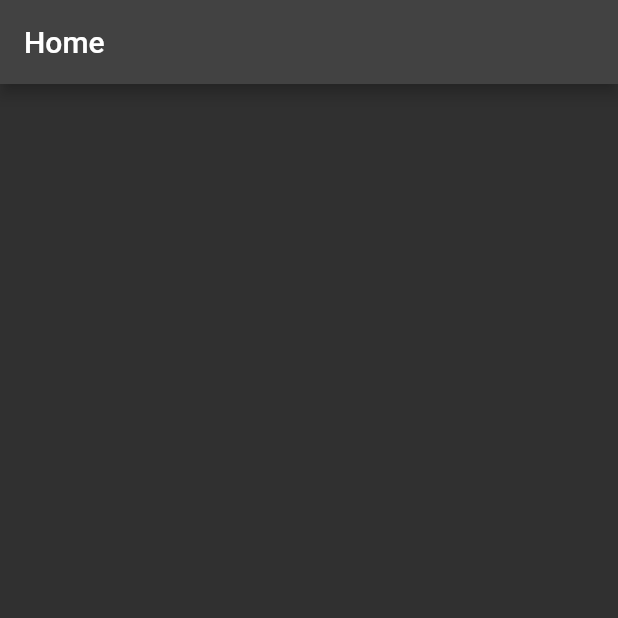
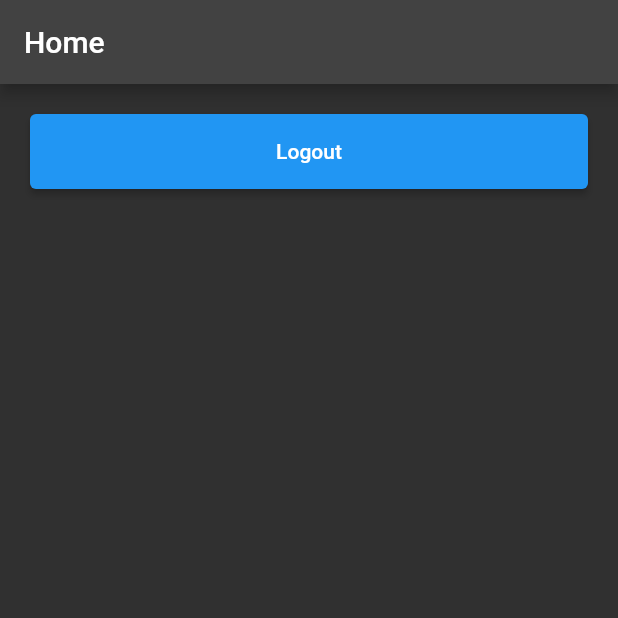
Before and after one commit to MaiHoangLong/flutter_firebase, a Flutter app: the screen it shows once a user with an empty profile is signed in, on a phone screen of 412 x 824 dp, the top half of it. Run offline on Flutter 3.47's test engine with Material 2 defaults, Android fonts, the phone set to English and light mode, and no system bars; our stand-ins replace firebase_auth, firebase_core; accounts and stored records are empty.

Commit message:
create logout

```diff
--- a/lib/pages/home.dart
+++ b/lib/pages/home.dart
@@ -1,3 +1,5 @@
+import 'package:firebase_auth/firebase_auth.dart';
+import 'package:firebase_core/firebase_core.dart';
 import 'package:flutter/material.dart';
 
 class Home extends StatelessWidget {
@@ -9,6 +11,20 @@ class Home extends StatelessWidget {
       appBar: AppBar(
         title: Text("Home"),
       ),
+      body: Container(
+        margin: EdgeInsets.all(20),
+        child: Column(children: [
+          Container(
+            width: double.infinity,
+            height: 50,
+            child: ElevatedButton(
+                onPressed: () async {
+                  FirebaseAuth.instance.signOut();
+                },
+                child: Text("Logout")),
+          ),
+        ]),
+      ),
     );
   }
 }
```
